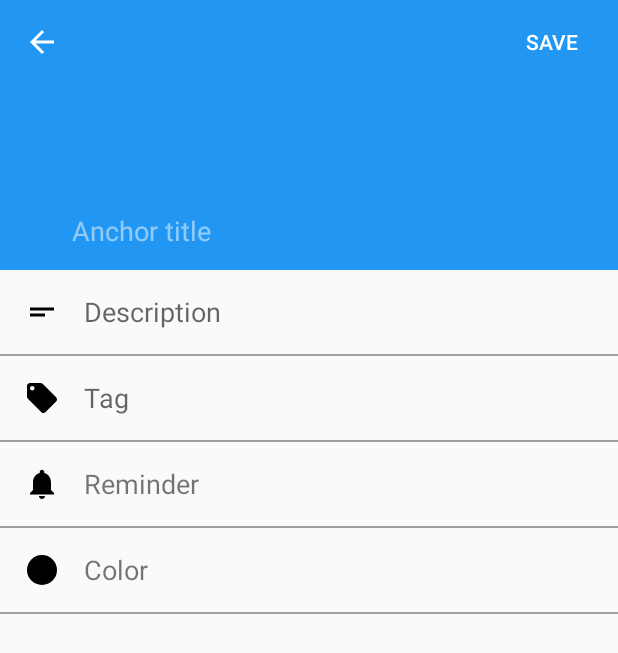
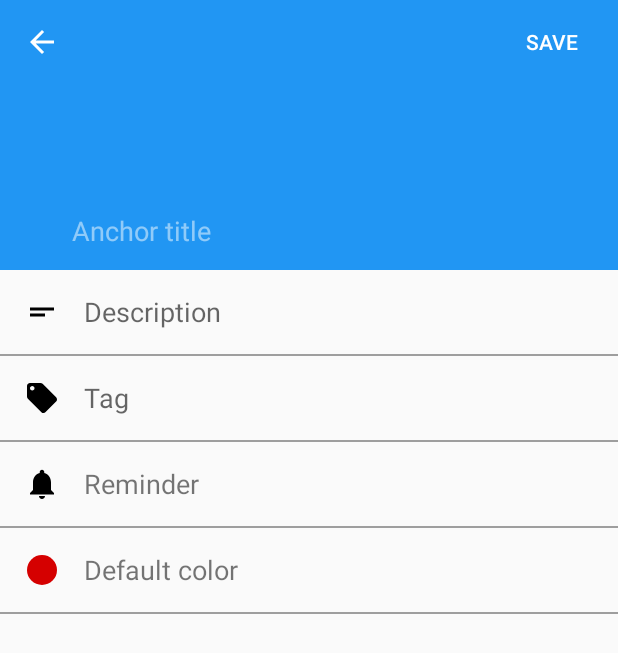
Before and after one commit to AgustRuiz/AnclApp, an Android app: the NewAnchorActivity screen opened directly, with no data from a screen before it, on a phone screen of 412 x 824 dp. Shown: the top 653 px of the screen. Run offline under Robolectric (Android 15) with nearby library versions, the light colour scheme and no system bars; our stand-ins replace ButterKnife.

Commit message:
[ADD] Color dialog on new anchor activity finished

```diff
--- a/app/src/main/java/es/agustruiz/anclapp/ui/newAnchor/NewAnchorActivity.java
+++ b/app/src/main/java/es/agustruiz/anclapp/ui/newAnchor/NewAnchorActivity.java
@@ -1,7 +1,10 @@
 package es.agustruiz.anclapp.ui.newAnchor;
 
 import android.content.Context;
+import android.content.res.ColorStateList;
+import android.graphics.Color;
 import android.os.Bundle;
+import android.preference.PreferenceManager;
 import android.support.v4.app.DialogFragment;
 import android.support.v4.app.Fragment;
 import android.support.v4.app.FragmentTransaction;
@@ -11,8 +14,8 @@ import android.support.v7.widget.Toolbar;
 import android.view.View;
 import android.widget.Button;
 import android.widget.EditText;
-import android.widget.LinearLayout;
-import android.widget.Toast;
+import android.widget.ImageView;
+import android.widget.TextView;
 
 import butterknife.Bind;
 import butterknife.ButterKnife;
@@ -21,8 +24,9 @@ import es.agustruiz.anclapp.ui.fragment.ColorDialogFragment;
 
 public class NewAnchorActivity extends AppCompatActivity {
 
+    public final String LOG_TAG = NewAnchorActivity.class.getName() + "[A]";
 
-    public final String LOG_TAG = NewAnchorActivity.class.getName() + "[A]";
+    private final String COLOR_DIALOG_TAG = "dialog";
 
     Context mContext;
 
@@ -33,16 +37,25 @@ public class NewAnchorActivity extends AppCompatActivity {
     Button mSave;
 
     @Bind(R.id.toolbar_title)
-    EditText mTitle;
+    EditText mTextViewTitle;
 
     @Bind(R.id.new_anchor_description)
-    EditText mDescription;
+    EditText mTextViewDescription;
 
     @Bind(R.id.new_anchor_tag)
-    EditText mTag;
+    EditText mTextViewTag;
 
     @Bind(R.id.new_anchor_color_button)
-    LinearLayoutCompat mColorSelection;
+    LinearLayoutCompat mBtnColorSelection;
+
+    @Bind(R.id.new_anchor_color_icon)
+    ImageView mAnchorColorIcon;
+
+    @Bind(R.id.new_anchor_color_text)
+    TextView mAnchorColorText;
+
+    String mSelectedColorValue = null;
+    String mSelectedColorTitle = null;
 
     @Override
     protected void onCreate(Bundle savedInstanceState) {
@@ -54,32 +67,40 @@ public class NewAnchorActivity extends AppCompatActivity {
 
         mContext = getApplicationContext();
 
-        mColorSelection.setOnClickListener(new View.OnClickListener() {
+        mSelectedColorValue = PreferenceManager.getDefaultSharedPreferences(mContext).getString(
+                getString(R.string.key_pref_anchors_color),
+                getString(R.string.pref_anchors_color_default_value)
+        );
+        mSelectedColorTitle = getString(R.string.default_color);
+        setAnchorColorValues(mSelectedColorTitle, mSelectedColorValue);
+
+        mBtnColorSelection.setOnClickListener(new View.OnClickListener() {
             @Override
             public void onClick(View v) {
-                //Toast.makeText(mContext, "Select color!", Toast.LENGTH_SHORT).show();
                 showDialog();
             }
         });
     }
 
 
-    int mStackLevel = -1;
-    private void showDialog(){
-        mStackLevel++;
-
-        // DialogFragment.show() will take care of adding the fragment
-        // in a transaction.  We also want to remove any currently showing
+    private void showDialog() {
         // dialog, so make our own transaction and take care of that here.
-        FragmentTransaction ft = getSupportFragmentManager().beginTransaction();
-        Fragment prev = getSupportFragmentManager().findFragmentByTag("dialog");
+        FragmentTransaction fragmentTransaction = getSupportFragmentManager().beginTransaction();
+        Fragment prev = getSupportFragmentManager().findFragmentByTag(COLOR_DIALOG_TAG);
         if (prev != null) {
-            ft.remove(prev);
+            fragmentTransaction.remove(prev);
         }
-        ft.addToBackStack(null);
+        fragmentTransaction.addToBackStack(null);
 
         // Create and show the dialog.
-        DialogFragment newFragment = ColorDialogFragment.newInstance(mStackLevel);
-        newFragment.show(ft, "dialog");
+        DialogFragment newFragment = ColorDialogFragment.newInstance(mSelectedColorValue);
+        newFragment.show(fragmentTransaction, COLOR_DIALOG_TAG);
+    }
+
+    public void setAnchorColorValues(String title, String entryValue) {
+        mSelectedColorTitle = title;
+        mSelectedColorValue = entryValue;
+        mAnchorColorIcon.setImageTintList(ColorStateList.valueOf(Color.parseColor(entryValue)));
+        mAnchorColorText.setText(mSelectedColorTitle);
     }
 }
--- a/app/src/main/res/layout/colors_list_preference_row.xml
+++ b/app/src/main/res/layout/colors_list_preference_row.xml
@@ -15,6 +15,7 @@
         android:layout_height="wrap_content"
         android:layout_marginEnd="18dp"
         android:layout_marginStart="18dp"
+        android:clickable="false"
         android:focusable="false"/>
 
     <TextView
--- a/app/src/main/res/layout/content_new_anchor.xml
+++ b/app/src/main/res/layout/content_new_anchor.xml
@@ -100,6 +100,7 @@
             style="@style/Widget.AppCompat.Button.Borderless">
 
             <ImageView
+                android:id="@+id/new_anchor_color_icon"
                 android:layout_width="wrap_content"
                 android:layout_height="wrap_content"
                 android:layout_gravity="center"
@@ -108,7 +109,7 @@
                 android:src="@drawable/ic_color_item_solid_24dp" />
 
             <TextView
-                android:id="@+id/new_anchor_color"
+                android:id="@+id/new_anchor_color_text"
                 android:layout_width="match_parent"
                 android:layout_height="wrap_content"
                 android:background="@android:color/transparent"
```
Also changed, not shown: app/src/main/java/es/agustruiz/anclapp/ui/fragment/ColorDialogFragment.java (+28 -30 lines).
